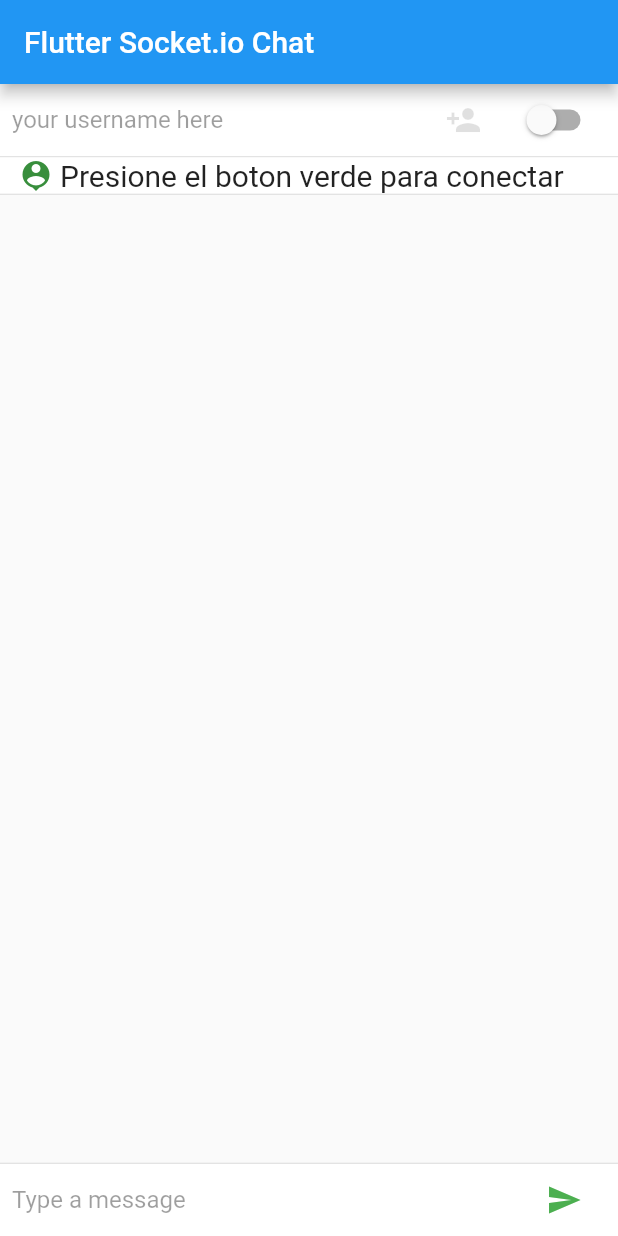
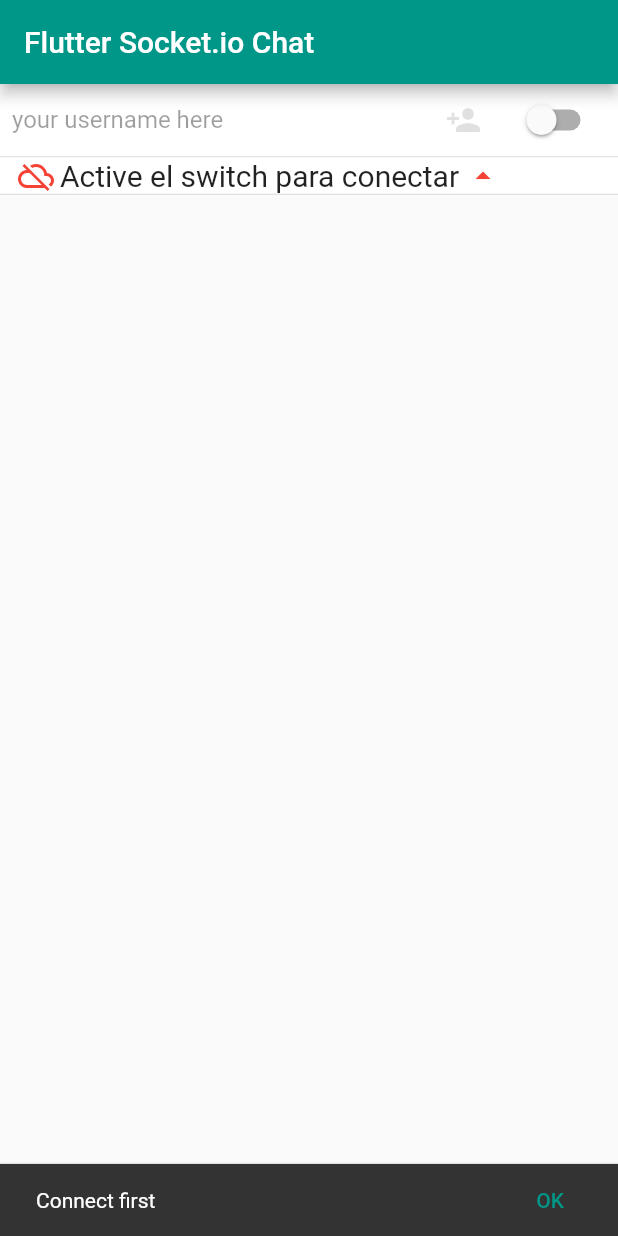
Before and after one commit to cesarazocar/flutterchatsocketio, a Flutter app: the screen it shows after launch, after a tap on the "person add" icon, on a phone screen of 412 x 824 dp. Run offline on Flutter 3.47's test engine with Material 2 defaults, Android fonts, the phone set to English and light mode, and no system bars.

Commit message:
icon updated  colors updated  snackBar added

```diff
--- a/example/lib/chat_screen.dart
+++ b/example/lib/chat_screen.dart
@@ -15,9 +15,9 @@ class ChatScreenState extends State<ChatScreen> {
   final List<ChatMessage> _messages = <ChatMessage>[];
   bool _socketConnected = false;
 
-  String actions = "Presione el boton verde para conectar";
-  Icon _actionIcon = new Icon(Icons.person_pin);
-  Color _actionIconColor = Colors.green[700];
+  String actions = "Active el switch para conectar";
+  Icon _actionIcon = new Icon(Icons.cloud_off);
+  Color _actionIconColor = Colors.red;
   String username;
   SocketIO socketIO;
 
@@ -40,7 +40,7 @@ class ChatScreenState extends State<ChatScreen> {
               _actionIconColor = Colors.green;
               _actionIcon = new Icon(Icons.arrow_drop_up);
               _enabledUserText = true;
-              _userIconColor = Colors.blue;
+              _userIconColor = Colors.indigo;
               _inputHint = "Type a message";
             })
           }
@@ -48,9 +48,9 @@ class ChatScreenState extends State<ChatScreen> {
           {
             socketIO.disconnect(),
             _inputHint = "please connect first",
-            _actionIcon = new Icon(Icons.do_not_disturb),
+            _actionIcon = new Icon(Icons.cloud_off),
             _actionIconColor = Colors.red,
-            actions = "Estás desconectado.",
+            actions = "Estás desconectado, conectar",
             _userIconColor = Colors.black12,
             _enabledText = false,
             _enabledUserText = false
@@ -161,7 +161,7 @@ class ChatScreenState extends State<ChatScreen> {
 //user widget
   Widget _userComposerWidget() {
     return new IconTheme(
-      data: new IconThemeData(color: Colors.blue),
+      data: new IconThemeData(color: Colors.indigo),
       child: new Container(
         //input
         margin: const EdgeInsets.symmetric(horizontal: 8.0),
@@ -190,6 +190,7 @@ class ChatScreenState extends State<ChatScreen> {
                           });
                           print("enabled user text state : ");
                         } else {
+                          _showToast(context,"Connect first");
                           print("icon disabled");
                         }
                       }),
@@ -198,7 +199,7 @@ class ChatScreenState extends State<ChatScreen> {
                 margin: const EdgeInsets.symmetric(horizontal: 4.0),
                 child: new Switch(
                   value: _socketConnected,
-                  activeColor: Colors.blue,
+                  activeColor: Colors.indigo,
                   onChanged: _onSwitched,
                 ))
           ],
@@ -207,15 +208,15 @@ class ChatScreenState extends State<ChatScreen> {
     );
   }
 
-//action widget
+//actions widget
   Widget _actionsComposerWidget() {
     return new IconTheme(
       data: new IconThemeData(color: _actionIconColor),
       child: new Container(
         //input
-
         margin: const EdgeInsets.symmetric(horizontal: 8.0),
-        child: new Row(
+        child:
+        new Row(
           children: <Widget>[
             new Container(
               margin: const EdgeInsets.symmetric(horizontal: 4.0),
@@ -223,7 +224,15 @@ class ChatScreenState extends State<ChatScreen> {
             ),
             new Flexible(
               child: new Text(actions, style: new TextStyle(fontSize: 20.0)),
-            )
+            ),
+      if(!_socketConnected)
+      new Container(
+        margin: const EdgeInsets.symmetric(horizontal: 4.0),
+        child: new IconTheme(
+          data: new IconThemeData(color: Colors.red),
+          child: new Icon(Icons.arrow_drop_up),
+        )
+      )
           ],
         ),
       ),
@@ -233,7 +242,7 @@ class ChatScreenState extends State<ChatScreen> {
 //input widget
   Widget _textComposerWidget() {
     return new IconTheme(
-      data: new IconThemeData(color: Colors.green),
+      data: new IconThemeData(color: Colors.teal),
       child: new Container(
         //input
         margin: const EdgeInsets.symmetric(horizontal: 8.0),
@@ -307,4 +316,15 @@ class ChatScreenState extends State<ChatScreen> {
       ],
     );
   }
+
+  void _showToast(BuildContext context, String txt) {
+    final scaffold = Scaffold.of(context);
+    scaffold.showSnackBar(
+      SnackBar(
+        content: Text(txt),
+        action: SnackBarAction(
+            label: 'OK', onPressed: scaffold.hideCurrentSnackBar),
+      ),
+    );
+  }
 }
--- a/example/lib/main.dart
+++ b/example/lib/main.dart
@@ -8,7 +8,7 @@ class MyApp extends StatelessWidget {
   Widget build(BuildContext context) {
     return new MaterialApp(
         title: "SocketIO Chat App",
-        theme: new ThemeData(primarySwatch: Colors.blue),
+        theme: new ThemeData(primarySwatch: Colors.teal),//indigo,teal,amber
         home: new HomePage()
     );
   }
```
